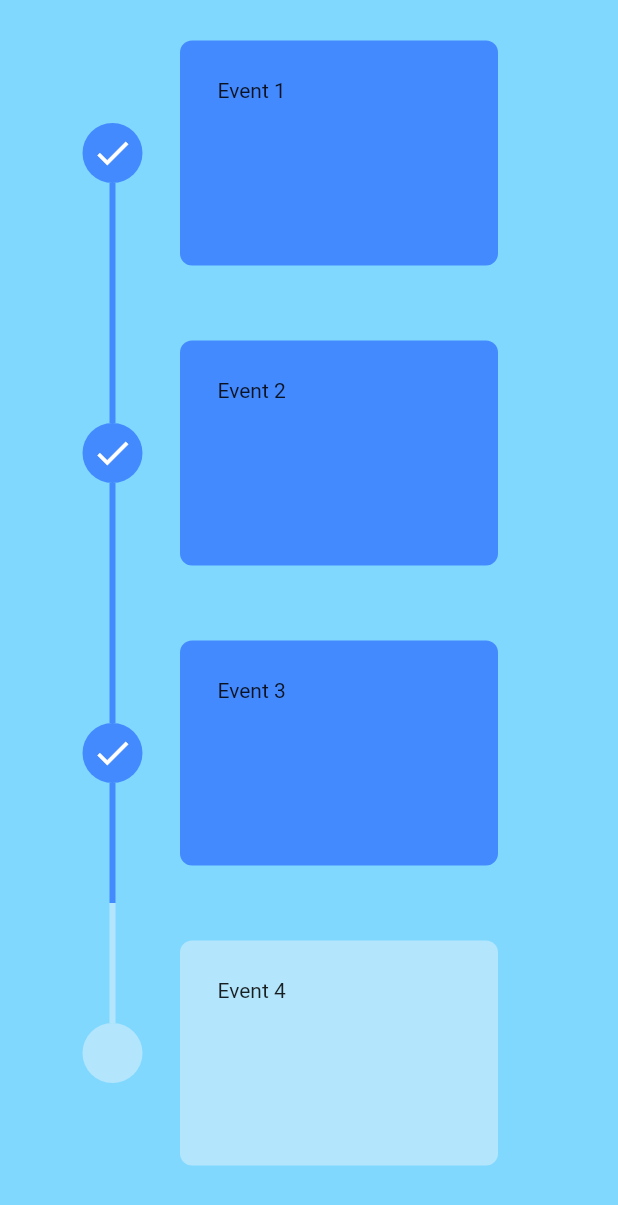
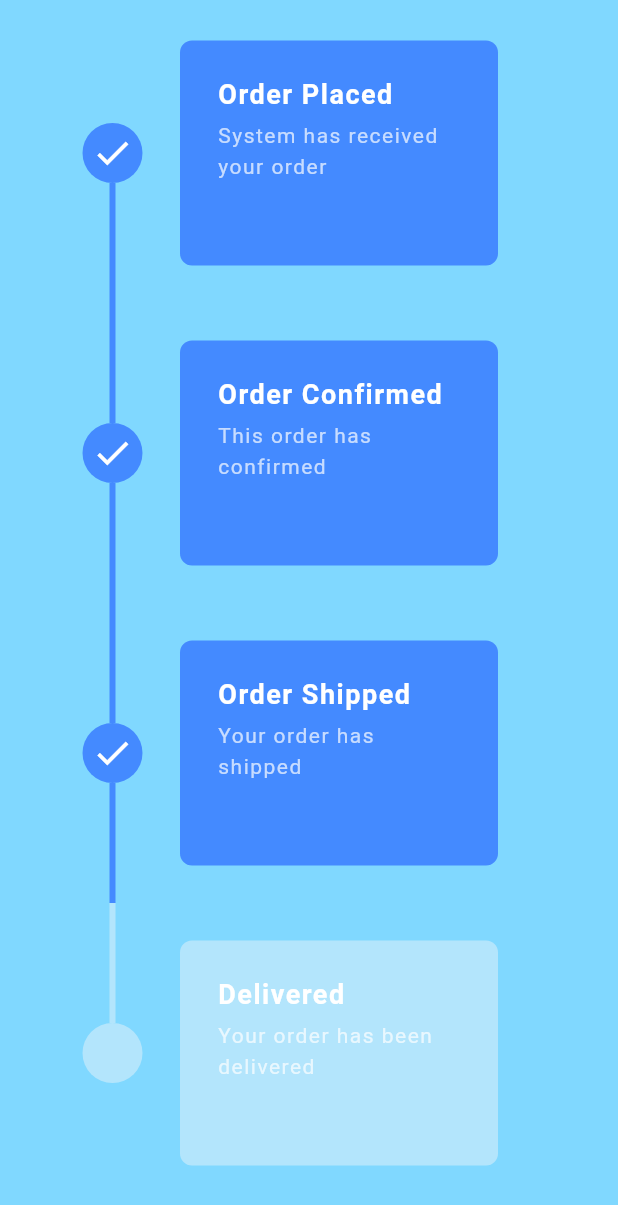
Before and after one commit to jananigel/flutter_timeline, a Flutter app: the screen it shows after launch, on a phone screen of 412 x 824 dp. Shown: the top 1205 px of the screen. Run offline on Flutter 3.47's test engine with Material 2 defaults, Android fonts, the phone set to English and light mode, and no system bars; drawn by our look-alikes of timeline_tile.

Commit message:
feat: add content widget for event card

```diff
--- a/lib/pages/home.dart
+++ b/lib/pages/home.dart
@@ -1,6 +1,6 @@
 import 'package:flutter/material.dart';
-import 'package:timeline_tile/timeline_tile.dart';
 import 'package:timeline/widgets/timeline.dart';
+import 'package:timeline/widgets/event-content.dart';
 
 class Home extends StatelessWidget {
   const Home({Key? key}) : super(key: key);
@@ -13,10 +13,10 @@ class Home extends StatelessWidget {
         padding: const EdgeInsets.symmetric(horizontal: 55.0, vertical: 2.0),
         child: ListView(
           children: [
-            Timeline(isFirst: true, isLast: false, isPast: true, eventCard: Text('Event 1')),
-            Timeline(isFirst: false, isLast: false, isPast: true, eventCard: Text('Event 2')),
-            Timeline(isFirst: false, isLast: false, isPast: true, eventCard: Text('Event 3')),
-            Timeline(isFirst: false, isLast: true, isPast: false, eventCard: Text('Event 4')),
+            Timeline(isFirst: true, isLast: false, isPast: true, eventCard: EventContent(title: 'Order Placed', detail: 'System has received your order')),
+            Timeline(isFirst: false, isLast: false, isPast: true, eventCard: EventContent(title: 'Order Confirmed', detail: 'This order has confirmed')),
+            Timeline(isFirst: false, isLast: false, isPast: true, eventCard: EventContent(title: 'Order Shipped', detail: 'Your order has shipped')),
+            Timeline(isFirst: false, isLast: true, isPast: false, eventCard: EventContent(title: 'Delivered', detail: 'Your order has been delivered')),
           ],
         ),
       ),
--- /dev/null
+++ b/lib/widgets/event-content.dart
@@ -0,0 +1,38 @@
+import 'package:flutter/material.dart';
+
+class EventContent extends StatelessWidget {
+
+  final String title;
+  final String detail;
+
+  const EventContent({ super.key, required this.title, required this.detail });
+
+  @override
+  Widget build(BuildContext context) {
+    return Container(
+      child: Column(
+        crossAxisAlignment: CrossAxisAlignment.start,
+        children: [
+          Text(
+            title,
+            style: TextStyle(
+              fontSize: 18.0,
+              fontWeight: FontWeight.bold,
+              color: Colors.white,
+              letterSpacing: 1.0,
+            ),
+          ),
+          SizedBox(height: 5.0),
+          Text(
+            detail,
+            style: TextStyle(
+              color: Colors.white70,
+              letterSpacing: 1.0,
+              height: 1.5,
+            ),
+          ),
+        ],
+      ),
+    );
+  }
+}
```
